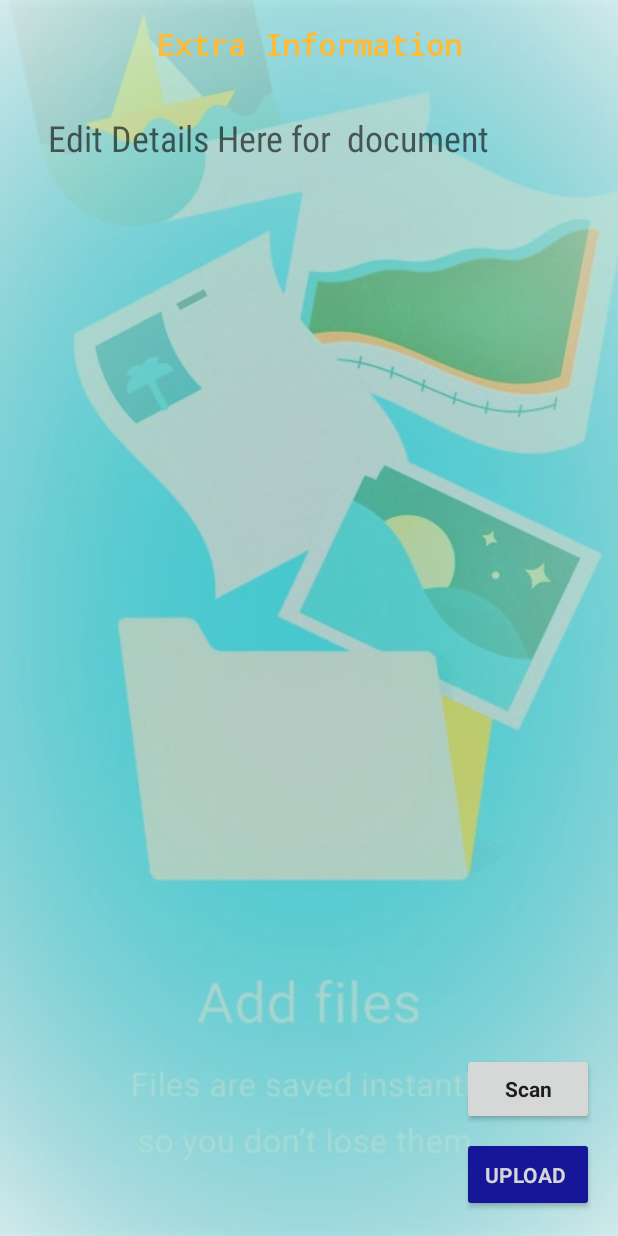
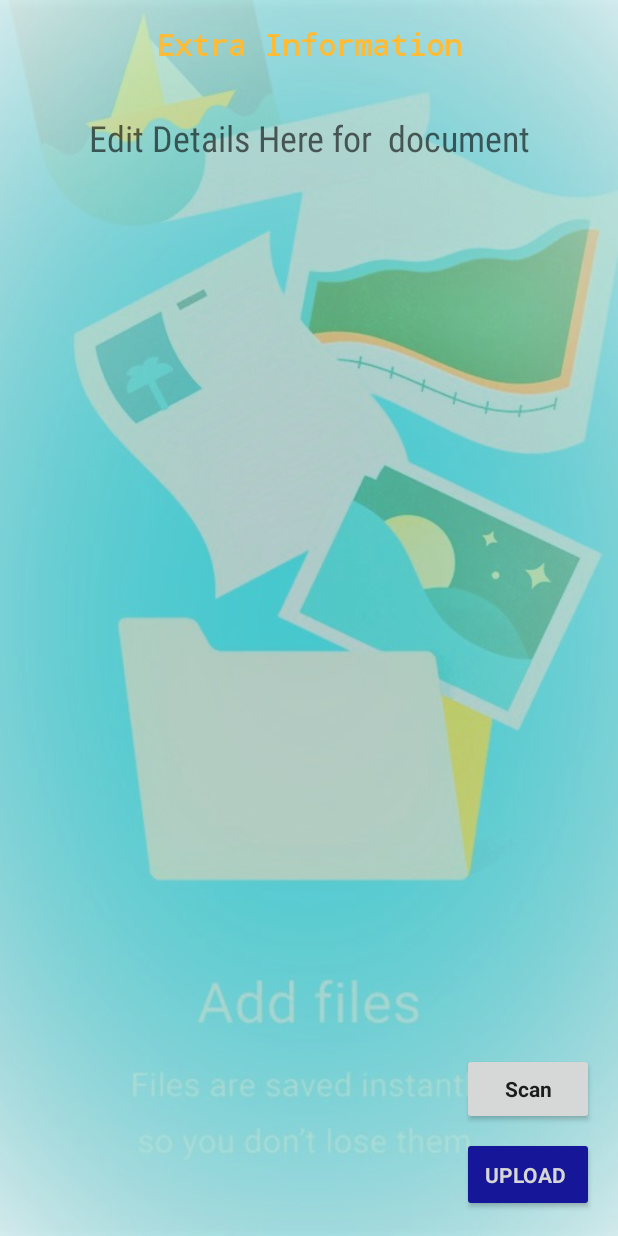
Before and after one commit to harshkhare93/e-Locker-project-work, an Android app: the Scanning_OCR screen opened directly, with no data from a screen before it, on a phone screen of 412 x 824 dp. Run offline under Robolectric (Android 15) with nearby library versions, the phone set to English and light mode, and no system bars; our stand-ins replace Firebase (no records; nobody signed in at launch, a user with empty details on screens opened directly); 1 statement that could not run was skipped.

Commit message:
done project

```diff
--- a/app/src/main/AndroidManifest.xml
+++ b/app/src/main/AndroidManifest.xml
@@ -74,7 +74,7 @@
         <activity
             android:name=".Document_desc"
             android:label="Document Description"
-            android:theme="@style/AppTheme.NoActionBar"></activity>
+            android:theme="@style/AppTheme.NoActionBar"/>
         <service
             android:name="com.example.app.MyIntentService">
         </service>
--- a/app/src/main/java/harshkhare/e_locker/DocumentAdapter.java
+++ b/app/src/main/java/harshkhare/e_locker/DocumentAdapter.java
@@ -54,7 +54,7 @@ public class DocumentAdapter extends RecyclerView.Adapter<DocumentHolder> {
         //databinding
 
         final ScanModel model = (ScanModel) documentList.get(position);
-        holder.tvdesc.setText(model.description);
+     //   holder.tvdesc.setText(model.description);
         holder.tvDate.setText(String.valueOf(model.getUploaded_on()));
         holder.pbsubstatus.setVisibility(View.VISIBLE);
 
--- a/app/src/main/java/harshkhare/e_locker/DocumentHolder.java
+++ b/app/src/main/java/harshkhare/e_locker/DocumentHolder.java
@@ -19,7 +19,7 @@ import com.google.firebase.storage.StorageReference;
 public class DocumentHolder extends RecyclerView.ViewHolder {
 
     public ImageView ivDoc;
-    TextView tvdesc;
+    //TextView tvdesc;
     TextView tvDate;
     public  ProgressBar pbsubstatus;
 
@@ -27,7 +27,7 @@ public class DocumentHolder extends RecyclerView.ViewHolder {
 
     public DocumentHolder(View itemView) {
         super(itemView);
-        tvdesc = (TextView) itemView.findViewById(R.id.tvdesc);
+      //  tvdesc = (TextView) itemView.findViewById(R.id.tvdesc);
         ivDoc = (ImageView) itemView.findViewById(R.id.ivDoc);
         tvDate = (TextView) itemView.findViewById(R.id.tvDate);
         pbsubstatus=(ProgressBar) itemView.findViewById(R.id.pbsubstatus);
--- a/app/src/main/java/harshkhare/e_locker/HomeActivity.java
+++ b/app/src/main/java/harshkhare/e_locker/HomeActivity.java
@@ -369,7 +369,7 @@ public class HomeActivity extends AppCompatActivity implements NavigationView.On
     private void updateui(View headerView) {
         ImageView imageView = (ImageView) headerView.findViewById(R.id.imageView);
         TextView name = (TextView) headerView.findViewById(R.id.name);
-        TextView email = (TextView) headerView.findViewById(R.id.name);
+        TextView email = (TextView) headerView.findViewById(R.id.email);
         FirebaseUser user = FirebaseAuth.getInstance().getCurrentUser();
         String username = user.getDisplayName();
         String email1 = user.getEmail();
--- a/app/src/main/java/harshkhare/e_locker/ScanModel.java
+++ b/app/src/main/java/harshkhare/e_locker/ScanModel.java
@@ -23,7 +23,7 @@ class ScanModel {
         this.description = dataSnapshot.child("desc").getValue(String.class);
         this.url = dataSnapshot.child("url").getValue(String.class);
         this.userid = dataSnapshot.child("userid").getValue(String.class);
-        this.Document=dataSnapshot.child("desc").getValue(String.class);
+      //  this.Document=dataSnapshot.child("desc").getValue(String.class);
         key = dataSnapshot.getKey();
         uploaded_on = dataSnapshot.child("uploaded_on").getValue(Long.class);
         this.document=dataSnapshot.child("desc").getValue(String.class);
--- a/app/src/main/java/harshkhare/e_locker/Scanning_OCR.java
+++ b/app/src/main/java/harshkhare/e_locker/Scanning_OCR.java
@@ -83,7 +83,6 @@ public class Scanning_OCR extends AppCompatActivity {
         setContentView(R.layout.activity_scanning__ocr);
         Button btnUpload = (Button) findViewById(R.id.btnUpload);
         Button btnScan = (Button) findViewById(R.id.btnScan);
-       // downloadimage = (ImageView) findViewById(R.id.ivdownload);
         ivScanDoc = (ImageView) findViewById(R.id.ivScanDoc);
         etscanResults = (EditText) findViewById(R.id.etscanResults);
         storage = FirebaseStorage.getInstance();
@@ -115,17 +114,6 @@ public class Scanning_OCR extends AppCompatActivity {
                 uploadToFirebase(v);
             }
         });
-        /*downloadimage.setOnClickListener(new View.OnClickListener() {
-            @Override
-            public void onClick(View view) {
-                try {
-                    downloadfromFirebase(view);
-                } catch (IOException e) {
-
-
-                }
-            }
-        });*/
         databaseReference = db.getReference("docs_db");
         currentUser = FirebaseAuth.getInstance().getCurrentUser();
         uid = currentUser.getUid();
@@ -196,27 +184,6 @@ public class Scanning_OCR extends AppCompatActivity {
             }
         });
     }
-    /*------------------Downloading data from database-----------------------
-    private void downloadfromFirebase(final View v) throws IOException {
-        v.setEnabled(false);
-        File localFile = File.createTempFile("images", "jpg");
-
-        storageRef.getFile(localFile).addOnSuccessListener(new OnSuccessListener<FileDownloadTask.TaskSnapshot>() {
-            @Override
-            public void onSuccess(FileDownloadTask.TaskSnapshot taskSnapshot) {
-                // Local temp file has been created
-            }
-        }).addOnFailureListener(new OnFailureListener() {
-            @Override
-            public void onFailure(@NonNull Exception exception) {
-                // Handle any errors
-            }
-        });
-
-    }*/
-
-
-
     @Override
     public void onRequestPermissionsResult(int requestCode, @NonNull String[] permissions, @NonNull int[] grantResults) {
         super.onRequestPermissionsResult(requestCode, permissions, grantResults);
--- a/app/src/main/res/layout/activity_scanning__ocr.xml
+++ b/app/src/main/res/layout/activity_scanning__ocr.xml
@@ -72,12 +72,12 @@
             android:layout_marginStart="16dp"
             android:layout_marginTop="8dp"
             android:orientation="vertical"
+            android:weightSum="1"
             app:layout_constraintLeft_toLeftOf="parent"
             app:layout_constraintRight_toRightOf="parent"
             app:layout_constraintTop_toBottomOf="@+id/name"
             tools:layout_constraintLeft_creator="1"
-            tools:layout_constraintRight_creator="1"
-            android:weightSum="1">
+            tools:layout_constraintRight_creator="1">
 
             <EditText
                 android:id="@+id/etscanResults"
@@ -87,15 +87,15 @@
                 android:layout_marginTop="8dp"
                 android:layout_weight="18.54"
 
+                android:background="#0000"
+                android:ems="10"
+                android:fontFamily="sans-serif-condensed"
+
+                android:hint="Edit Details Here for  document"
                 android:inputType="textCapSentences|textMultiLine"
                 android:maxLength="2000"
                 android:maxLines="100"
-
-                android:background="#0000"
-                android:ems="10"
-                android:fontFamily="sans-serif-condensed"
-                android:hint="Edit Details Here for  document"
-
+                android:textAlignment="center"
 
                 android:padding="16dp"
                 android:textSize="24sp"
@@ -110,17 +110,17 @@
             android:id="@+id/btnScan"
             android:layout_width="wrap_content"
             android:layout_height="wrap_content"
+            android:layout_marginBottom="8dp"
             android:layout_marginEnd="8dp"
+            android:layout_marginRight="8dp"
             android:fontFamily="sans-serif"
             android:text="Scan"
             android:textAllCaps="false"
             android:textStyle="bold"
-            android:layout_marginRight="8dp"
-            app:layout_constraintRight_toRightOf="@+id/btnUpload"
+            app:layout_constraintBottom_toTopOf="@+id/btnUpload"
+            app:layout_constraintHorizontal_bias="0.0"
             app:layout_constraintLeft_toLeftOf="@+id/btnUpload"
-            app:layout_constraintHorizontal_bias="0.0"
-            android:layout_marginBottom="8dp"
-            app:layout_constraintBottom_toTopOf="@+id/btnUpload" />
+            app:layout_constraintRight_toRightOf="@+id/btnUpload" />
 
         <ProgressBar
             android:id="@+id/pbStatus"
@@ -128,10 +128,10 @@
             android:layout_width="wrap_content"
             android:layout_height="wrap_content"
             android:layout_marginLeft="16dp"
+            android:layout_marginStart="16dp"
+            app:layout_constraintBottom_toTopOf="@+id/tvUploadStatus"
             app:layout_constraintLeft_toLeftOf="parent"
-            tools:layout_constraintBottom_creator="1"
-            app:layout_constraintBottom_toTopOf="@+id/tvUploadStatus"
-            android:layout_marginStart="16dp" />
+            tools:layout_constraintBottom_creator="1" />
 
         <TextView
             android:id="@+id/tvUploadStatus"
--- a/app/src/main/res/layout/user_document_detail.xml
+++ b/app/src/main/res/layout/user_document_detail.xml
@@ -25,7 +25,7 @@
             android:adjustViewBounds="true"
             app:srcCompat="@drawable/aboutbg" />
 
-        <TextView
+        <!--TextView
             android:id="@+id/tvdesc"
             android:layout_width="match_parent"
             android:layout_height="wrap_content"
@@ -34,7 +34,7 @@
             android:text="TextView"
             android:textColor="@color/bg_screen1"
             android:textSize="20sp"
-            android:textStyle="bold" />
+            android:textStyle="bold" /-->
 
         <TextView
             android:id="@+id/tvDate"
```
Also changed, not shown: app/src/main/java/harshkhare/e_locker/Document_desc.java (+1 -19 lines), app/src/main/res/layout/content_document_desc.xml (+8 -5 lines), app/src/main/res/layout/nav_header_home.xml (+4 -5 lines).
